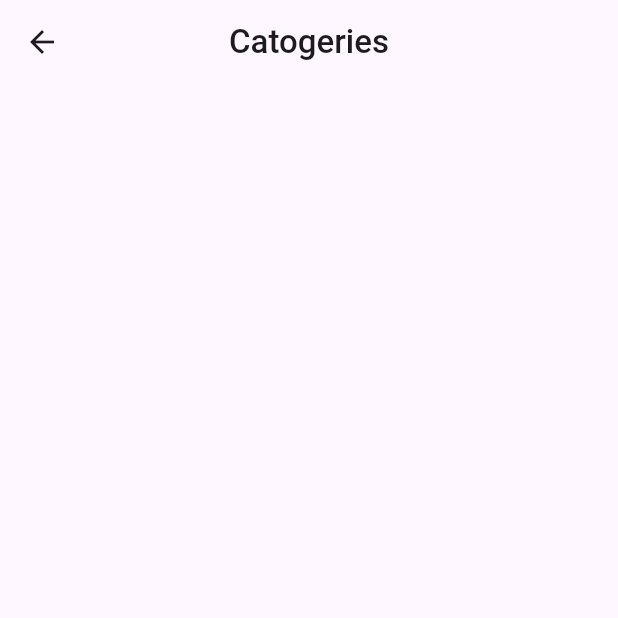
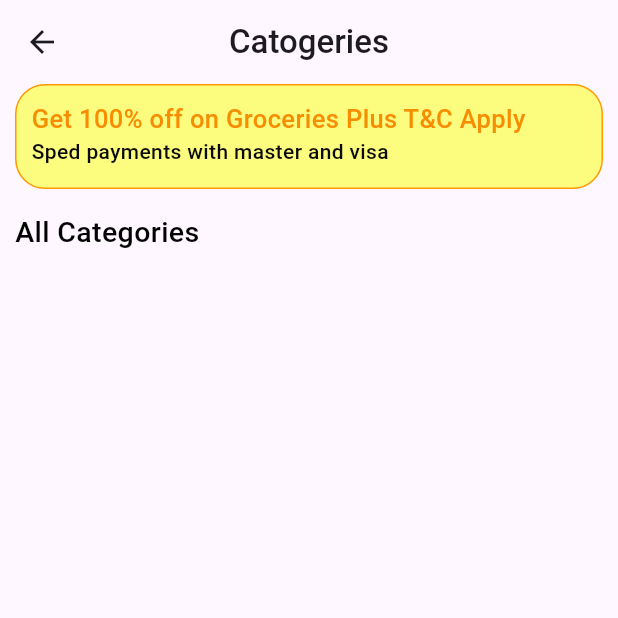
Before and after one commit to Irangaumayantha2001/flutter_grocery_app, a Flutter app: the screen it shows after launch, on a phone screen of 412 x 824 dp, the top half of it. Run offline on Flutter 3.47's test engine with Material 3 defaults, Android fonts, the phone set to English and light mode, and no system bars.

Commit message:
create notification card

```diff
--- a/lib/pages/category_page/category_page.dart
+++ b/lib/pages/category_page/category_page.dart
@@ -1,4 +1,5 @@
 import 'package:flutter/material.dart';
+import 'package:flutter_grocery_app/pages/widgets/reusable/notification_card.dart';
 
 class CategoryPage extends StatelessWidget {
   const CategoryPage({super.key});
@@ -8,12 +9,37 @@ class CategoryPage extends StatelessWidget {
     return Scaffold(
       appBar: AppBar(
         leading: Icon(Icons.arrow_back),
-        title: Text(
+        title: const Text(
           "Catogeries",
           style: TextStyle(fontSize: 22, fontWeight: FontWeight.w500),
         ),
         centerTitle: true,
       ),
+      body: const SingleChildScrollView(
+        child: Padding(
+          padding: EdgeInsets.symmetric(horizontal: 10),
+          child: Column(
+            crossAxisAlignment: CrossAxisAlignment.start,
+            children: [
+              NotificationCard(),
+              SizedBox(
+                height: 15,
+              ),
+              Text(
+                "All Categories",
+                style: TextStyle(
+                    fontSize: 19,
+                    color: Colors.black,
+                    fontWeight: FontWeight.w500),
+              ),
+              SizedBox(
+                height: 15,
+              ),
+
+            ],
+          ),
+        ),
+      ),
     );
   }
 }
--- /dev/null
+++ b/lib/pages/widgets/reusable/notification_card.dart
@@ -0,0 +1,41 @@
+import 'package:flutter/material.dart';
+
+class NotificationCard extends StatelessWidget {
+  final double cardHeight = 70;
+
+  const NotificationCard({super.key});
+
+  @override
+  Widget build(BuildContext context) {
+    return Container(
+      height: cardHeight,
+      width: double.infinity,
+      decoration: BoxDecoration(
+          color: const Color.fromARGB(255, 252, 252, 126),
+          border: Border.all(color: Color(0xffff9900)),
+          borderRadius: BorderRadius.circular(20)),
+      child: const Padding(
+        padding: EdgeInsets.symmetric(horizontal: 10, vertical: 10),
+        child: Column(
+          crossAxisAlignment: CrossAxisAlignment.start,
+          children: [
+            Text(
+              "Get 100% off on Groceries Plus T&C Apply",
+              style: TextStyle(
+                  color: Color.fromARGB(255, 247, 141, 3),
+                  fontWeight: FontWeight.w500,
+                  fontSize: 17),
+            ),
+            Text(
+              "Sped payments with master and visa",
+              style: TextStyle(
+                  color: Color.fromARGB(255, 10, 10, 10),
+                  fontWeight: FontWeight.w500,
+                  fontSize: 14),
+            )
+          ],
+        ),
+      ),
+    );
+  }
+}
```
